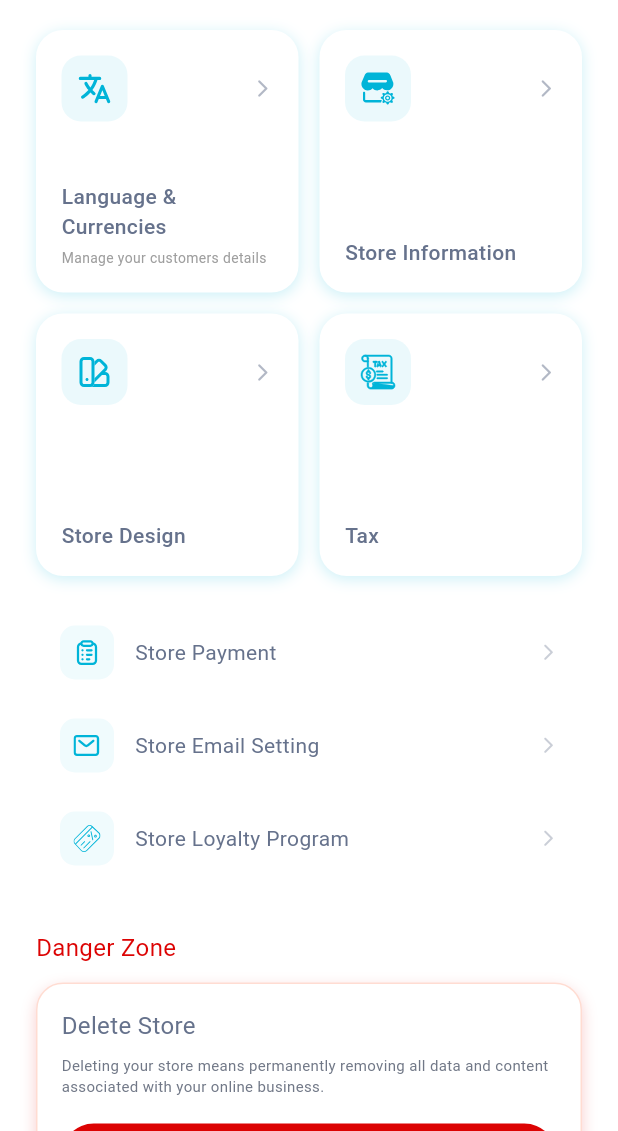
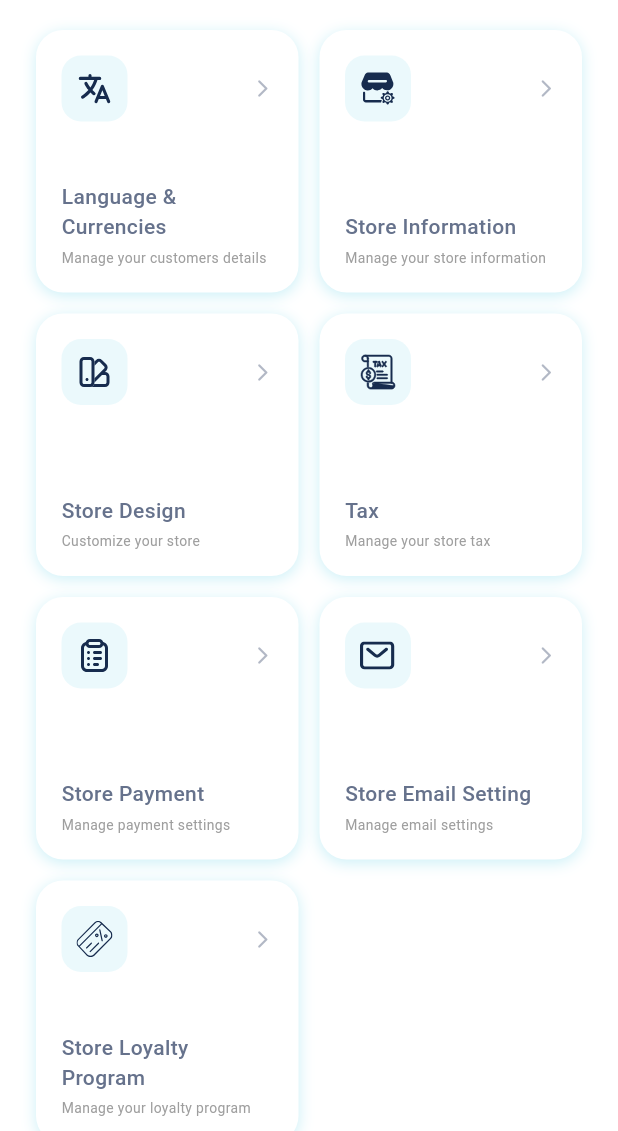
Before and after one commit to fullstackfull/StoreSyria_app98, a Flutter app: the SettingScreen screen opened directly, after a tap on "Store Settings", on a phone screen of 412 x 824 dp, the part 105-1236 px from its top. Run offline on Flutter 3.47's test engine with Material 3 defaults, Android fonts, the light colour scheme and no system bars; our stand-ins replace cached_network_image, device_info_plus, device_preview, dotted_border, file_picker, firebase_core and 23 more; accounts and stored records are empty; network calls fail; Roboto replaces fonts that are missing (Outfit); project files that could hold a hidden picture were left out.

Commit message:
dashboard done2

```diff
--- a/lib/translations/ar.dart
+++ b/lib/translations/ar.dart
@@ -242,6 +242,11 @@ const Map<String, String> ar = {
   "no_coupons_found": "لا توجد كوبونات",
     "discount_must_be_number": "يجب أن تكون قيمة الخصم رقماً صحيحاً",
     "discount_must_be_positive": "يجب أن تكون قيمة الخصم أكبر من أو تساوي 0",
-    "discount_must_be_less_than_or_equal_100": "يجب أن تكون القيمة أقل من أو تساوي 100"
-
+    "discount_must_be_less_than_or_equal_100": "يجب أن تكون القيمة أقل من أو تساوي 100",
+  'manage_store_information': 'إدارة معلومات متجرك',
+  'customize_your_store': 'تخصيص متجرك',
+  'manage_store_tax': 'إدارة ضريبة المتجر',
+  'manage_payment_settings': 'إدارة إعدادات الدفع',
+  'manage_email_settings': 'إدارة إعدادات البريد الإلكتروني',
+  'manage_loyalty_program': 'إدارة برنامج الولاء',
 };
--- a/lib/translations/en.dart
+++ b/lib/translations/en.dart
@@ -241,6 +241,11 @@ const Map<String, String> en = {
   "no_coupons_found": "No coupons found",
     "discount_must_be_number": "Discount must be a valid number",
     "discount_must_be_positive": "Discount must be greater than or equal to 0",
-    "discount_must_be_less_than_or_equal_100": "Value must be less than or equal to 100"
-
+    "discount_must_be_less_than_or_equal_100": "Value must be less than or equal to 100",
+    "manage_store_information": "Manage your store information",
+   "customize_your_store": "Customize your store",
+    "manage_store_tax": "Manage your store tax",
+    "manage_payment_settings": "Manage payment settings",
+    "manage_email_settings": "Manage email settings",
+    "manage_loyalty_program": "Manage your loyalty program",
 };
--- a/lib/view/new_widgets/settings_card.dart
+++ b/lib/view/new_widgets/settings_card.dart
@@ -64,7 +64,7 @@ Widget settingCard({
                       colorFilter: ColorFilter.mode(
                         isDark
                             ? AppColor.themeGreenColor.withOpacity(0.3)
-                            : AppColor.themeGreenColor,
+                            : AppColor.themeNavyBlueColor,
                         BlendMode.srcIn,
                       ),
                     ),
@@ -143,7 +143,7 @@ Widget settingWidget({
                   width: 18,
                   height: 18,
                   colorFilter: ColorFilter.mode(
-                    AppColor.themeGreenColor,
+                    AppColor.themeNavyBlueColor,
                     BlendMode.srcIn,
                   ),
                 ),
--- a/lib/view/screen/home_screen/home_screen.dart
+++ b/lib/view/screen/home_screen/home_screen.dart
@@ -439,7 +439,6 @@ class _HomeScreenState extends State<HomeScreen> with AutomaticKeepAliveClientMi
                             }),
                             verticalSpace(25),
 
-
                             HeaderWidget(
                               context: context,
                               title: "Recent orders".tr,
--- a/lib/view/screen/home_screen/home_screen_widget.dart
+++ b/lib/view/screen/home_screen/home_screen_widget.dart
@@ -97,7 +97,15 @@ Widget buildAppTitleRow(String date) {
 
 Widget buildProfileTitle({String? profileImage, String? name, String? task, Function(dynamic)? onValue}) {
   final isDark = Get.isDarkMode;
-  return Container(
+  return GestureDetector(
+    onTap: () {
+      Get.to(() => ProfileScreen(
+        name: name!,
+        profileImg: profileImage!,
+      ))!
+          .then(onValue!);
+    },
+    child: Container(
       width: double.infinity,
       padding: EdgeInsets.all(16.w),
       decoration: BoxDecoration(
@@ -120,15 +128,7 @@ Widget buildProfileTitle({String? profileImage, String? name, String? task, Func
       ),
       child: Row(
         children: [
-        GestureDetector(
-          onTap: () {
-            Get.to(() => ProfileScreen(
-              name: name!,
-              profileImg: profileImage!,
-            ))!
-                .then(onValue!);
-          },
-          child: Container(
+           Container(
               padding: EdgeInsets.all(3.w),
               decoration: BoxDecoration(
                 shape: BoxShape.circle,
@@ -163,7 +163,6 @@ Widget buildProfileTitle({String? profileImage, String? name, String? task, Func
                 ),
               ),
             ),
-        ),
           horizontalSpace(14),
           Expanded(
             child: Column(
@@ -192,6 +191,7 @@ Widget buildProfileTitle({String? profileImage, String? name, String? task, Func
             child: Icon(Icons.arrow_forward_ios_rounded, size: 14.sp, color: Colors.white),
           ),
         ],
+      ),
     ),
   );
 }
@@ -355,7 +355,6 @@ class _OrderGraphState extends State<OrderGraph> {
 
   @override
   void initState() {
-    // TODO: implement initState
     super.initState();
     if (Prefs.getBool(AppConstant.isDemoMode) == true) {
       orders = [
--- a/lib/view/screen/setting_screen/store_setting_screen.dart
+++ b/lib/view/screen/setting_screen/store_setting_screen.dart
@@ -63,6 +63,7 @@ class StoreSettingScreen extends StatelessWidget {
                     isDark: isDark,
                     icon: DefaultImages.storeIcn,
                     title: 'store_information'.tr,
+                    subtitle: 'manage_store_information'.tr,
                     function: () {
                       // Store Information
                     },
@@ -72,6 +73,7 @@ class StoreSettingScreen extends StatelessWidget {
                     isDark: isDark,
                     icon: DefaultImages.themeIcn,
                     title: 'store_design'.tr,
+                    subtitle: 'customize_your_store'.tr,
                     function: () {
                       // Store Design
                     },
@@ -81,41 +83,43 @@ class StoreSettingScreen extends StatelessWidget {
                     isDark: isDark,
                     icon: DefaultImages.taxIcn,
                     title: 'tax'.tr,
+                    subtitle: 'manage_store_tax'.tr,
                     function: () {
                       // Tax
                     },
                   ),
-                ],
-              ),
-              verticalSpace(20),
 
-              settingWidget(
+                  settingCard(
+                    isDark: isDark,
                     icon: DefaultImages.categoriesIcn,
                     title: 'store_payment'.tr,
-                isDark: isDark,
+                    subtitle: 'manage_payment_settings'.tr,
                     function: () {
                       Get.to(() => PaymentSettingScreen());
                     },
                   ),
 
-              settingWidget(
+                  settingCard(
+                    isDark: isDark,
                     icon: DefaultImages.envelopeIcn,
                     title: 'store_email_setting'.tr,
-                isDark: isDark,
+                    subtitle: 'manage_email_settings'.tr,
                     function: () {
                       Get.to(() => EmailSettingScreen());
                     },
                   ),
 
-              settingWidget(
+                  settingCard(
+                    isDark: isDark,
                     icon: DefaultImages.loyaltyIcn,
                     title: 'store_loyalty_program'.tr,
-                isDark: isDark,
+                    subtitle: 'manage_loyalty_program'.tr,
                     function: () {
                       Get.to(() => LoyaltyProgramScreen());
                     },
                   ),
-
+                ],
+              ),
 
               verticalSpace(30),
 
@@ -152,7 +156,6 @@ class StoreSettingScreen extends StatelessWidget {
                 child: Column(
                   crossAxisAlignment: CrossAxisAlignment.start,
                   children: [
-
                     Text(
                       'delete_store'.tr,
                       style: pRegular16.copyWith(
@@ -174,22 +177,22 @@ class StoreSettingScreen extends StatelessWidget {
                     CommonIconButton(
                       iconData: DefaultImages.whiteCloseIcn,
                       title: 'delete_store'.tr,
-                      onPressed: () =>
-                        AppDialog.showCustomDialog(
+                      onPressed: () => AppDialog.showCustomDialog(
                         message: "deleteStore",
                         lottieAsset: 'assets/lottie/delete_icon.json',
                         iconColor: AppColor.cRedText,
                         confirmColor: AppColor.cRedText,
                         context: context,
-                            onConfirm: () => storeSettingController.deleteStoreData()),
+                        onConfirm: () =>
+                            storeSettingController.deleteStoreData(),
+                      ),
                       btnColor: AppColor.cRedText,
                     ),
                   ],
                 ),
               ),
             ],
-          ),
-        ),
+          ),        ),
       ),
     );
   }
```
Lines whose indentation alone changed are shown as unchanged.
